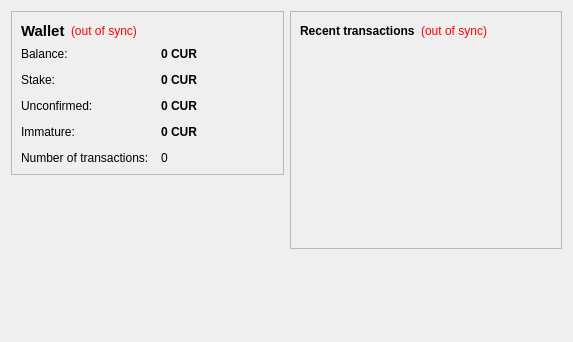
First picture: the form in src/qt/forms/overviewpage.ui, repository cygnusxi/CurecoinSource, before the edit.
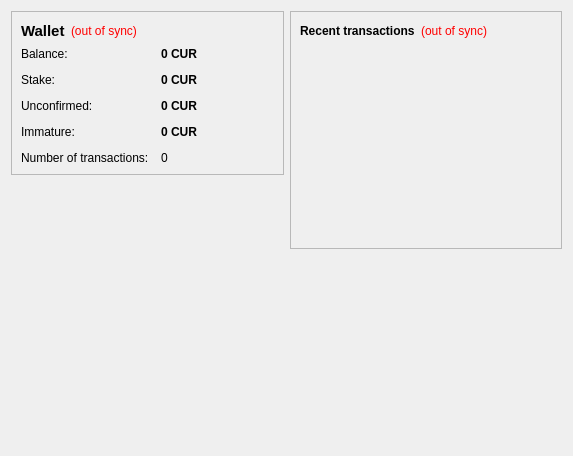
Second picture: the form after the edit. Icons and pictures are not drawn.

Patch:
```diff
--- a/src/qt/forms/overviewpage.ui
+++ b/src/qt/forms/overviewpage.ui
@@ -7,7 +7,7 @@
     <x>0</x>
     <y>0</y>
     <width>573</width>
-    <height>342</height>
+    <height>456</height>
    </rect>
   </property>
   <property name="windowTitle">
```
Left out of the diff: 5 changed lines with no effect on the pictures.
